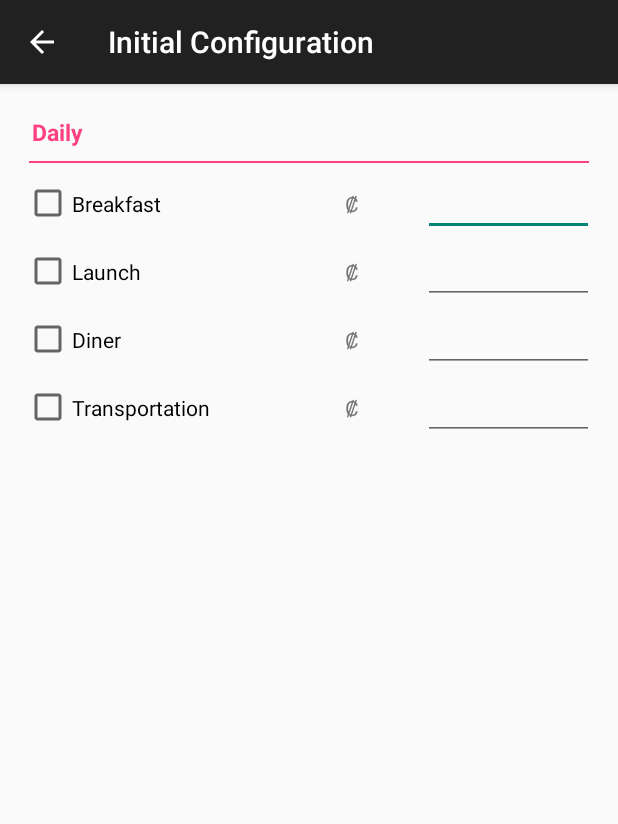
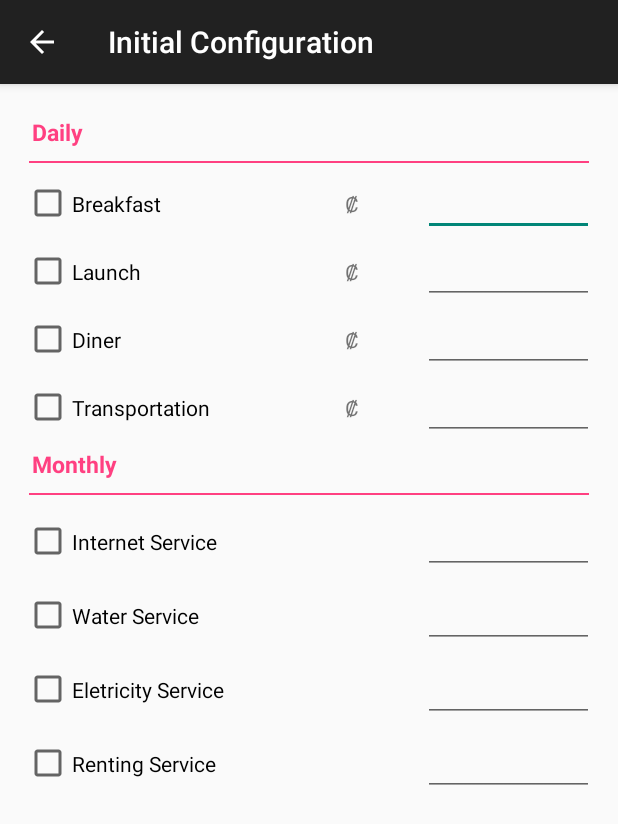
Before and after one commit to Renki27/Saver, an Android app: the InitialConfiguration screen opened directly, with no data from a screen before it, on a phone screen of 412 x 824 dp. Shown: the top 824 px of the screen. Run offline under Robolectric (Android 15) with nearby library versions, the phone set to English and light mode, and no system bars.

Commit message:
init config

```diff
--- a/app/src/main/res/layout/activity_initial_configuration.xml
+++ b/app/src/main/res/layout/activity_initial_configuration.xml
@@ -54,6 +54,7 @@
             android:layout_weight="0.5" />
 
         <EditText
+            android:id="@+id/txt1"
             android:layout_width="50dp"
             android:layout_height="wrap_content"
             android:layout_weight="1"
@@ -81,6 +82,7 @@
             android:layout_weight="0.5" />
 
         <EditText
+            android:id="@+id/txt2"
             android:layout_width="50dp"
             android:layout_height="wrap_content"
             android:layout_weight="1"
@@ -108,6 +110,7 @@
             android:layout_weight="0.5" />
 
         <EditText
+            android:id="@+id/txt3"
             android:layout_width="50dp"
             android:layout_height="wrap_content"
             android:layout_weight="1"
@@ -135,11 +138,153 @@
             android:layout_weight="0.5" />
 
         <EditText
+            android:id="@+id/txt4"
             android:layout_width="50dp"
             android:layout_height="wrap_content"
             android:layout_weight="1"
             android:inputType="number" />
     </LinearLayout>
 
+    <LinearLayout
+        android:layout_width="wrap_content"
+        android:layout_height="wrap_content"
+        android:orientation="vertical"
+        android:layout_below="@+id/transportation"
+        android:id="@+id/monthly">
+
+
+        <TextView
+            android:id="@+id/tv_monthly"
+            android:layout_width="wrap_content"
+            android:layout_height="wrap_content"
+            android:layout_gravity="start|center"
+            android:layout_margin="5dp"
+            android:text="@string/monthly"
+            android:textColor="@color/colorAccent"
+            android:textSize="15sp"
+            android:textStyle="bold" />
+
+        <View style="@style/Divider" />
+    </LinearLayout>
+
+    <LinearLayout
+        android:id="@+id/Internet"
+        android:layout_width="match_parent"
+        android:layout_height="wrap_content"
+        android:orientation="horizontal"
+        android:layout_below="@+id/monthly"
+        android:layout_alignParentStart="true"
+        android:layout_marginTop="4dp">
+
+        <CheckBox
+            android:id="@+id/cb_internet"
+            android:layout_width="150dp"
+            android:layout_height="42dp"
+            android:layout_weight="1"
+            android:text="@string/internet" />
+
+        <TextView
+            android:id="@+id/tv_c5"
+            android:layout_width="20dp"
+            android:layout_height="20dp"
+            android:layout_weight="0.5" />
+
+        <EditText
+            android:id="@+id/txt5"
+            android:layout_width="50dp"
+            android:layout_height="wrap_content"
+            android:layout_weight="1"
+            android:inputType="number" />
+    </LinearLayout>
+
+    <LinearLayout
+        android:id="@+id/Water"
+        android:layout_width="match_parent"
+        android:layout_height="wrap_content"
+        android:orientation="horizontal"
+        android:layout_below="@+id/Internet"
+        android:layout_alignParentStart="true"
+        android:layout_marginTop="4dp">
+
+        <CheckBox
+            android:id="@+id/cb_Water"
+            android:layout_width="150dp"
+            android:layout_height="42dp"
+            android:layout_weight="1"
+            android:text="@string/Water" />
+
+        <TextView
+            android:id="@+id/tv_c6"
+            android:layout_width="20dp"
+            android:layout_height="20dp"
+            android:layout_weight="0.5" />
+
+        <EditText
+            android:id="@+id/txt6"
+            android:layout_width="50dp"
+            android:layout_height="wrap_content"
+            android:layout_weight="1"
+            android:inputType="number" />
+    </LinearLayout>
+
+    <LinearLayout
+        android:id="@+id/Electricity"
+        android:layout_width="match_parent"
+        android:layout_height="wrap_content"
+        android:orientation="horizontal"
+        android:layout_below="@+id/Water"
+        android:layout_alignParentStart="true"
+        android:layout_marginTop="4dp">
+
+        <CheckBox
+            android:id="@+id/cb_Electricity"
+            android:layout_width="150dp"
+            android:layout_height="42dp"
+            android:layout_weight="1"
+            android:text="@string/Eclectricity" />
+
+        <TextView
+            android:id="@+id/tv_c7"
+            android:layout_width="20dp"
+            android:layout_height="20dp"
+            android:layout_weight="0.5" />
+
+        <EditText
+            android:id="@+id/txt7"
+            android:layout_width="50dp"
+            android:layout_height="wrap_content"
+            android:layout_weight="1"
+            android:inputType="number" />
+    </LinearLayout>
+
+    <LinearLayout
+        android:id="@+id/Renting"
+        android:layout_width="match_parent"
+        android:layout_height="wrap_content"
+        android:orientation="horizontal"
+        android:layout_below="@+id/Electricity"
+        android:layout_alignParentStart="true"
+        android:layout_marginTop="4dp">
+
+        <CheckBox
+            android:id="@+id/cb_Renting"
+            android:layout_width="150dp"
+            android:layout_height="42dp"
+            android:layout_weight="1"
+            android:text="@string/Renting" />
+
+        <TextView
+            android:id="@+id/tv_c8"
+            android:layout_width="20dp"
+            android:layout_height="20dp"
+            android:layout_weight="0.5" />
+
+        <EditText
+            android:id="@+id/txt8"
+            android:layout_width="50dp"
+            android:layout_height="wrap_content"
+            android:layout_weight="1"
+            android:inputType="number" />
+    </LinearLayout>
 
 </RelativeLayout>
--- a/app/src/main/res/values/strings.xml
+++ b/app/src/main/res/values/strings.xml
@@ -219,6 +219,11 @@ aplicar salsa encima
     <string name="inclusion_registration_dates">Inclusion Registration Dates</string>
     <string name="inclusion_registration">Inclusion Registration</string>
     <string name="hunger_games_start">Beginning of Lessons</string>
+    <string name="monthly">Monthly</string>
+    <string name="internet">Internet Service</string>
+    <string name="Water">Water Service</string>
+    <string name="Eclectricity">Eletricity Service</string>
+    <string name="Renting">Renting Service</string>
 
 
 </resources>
```
